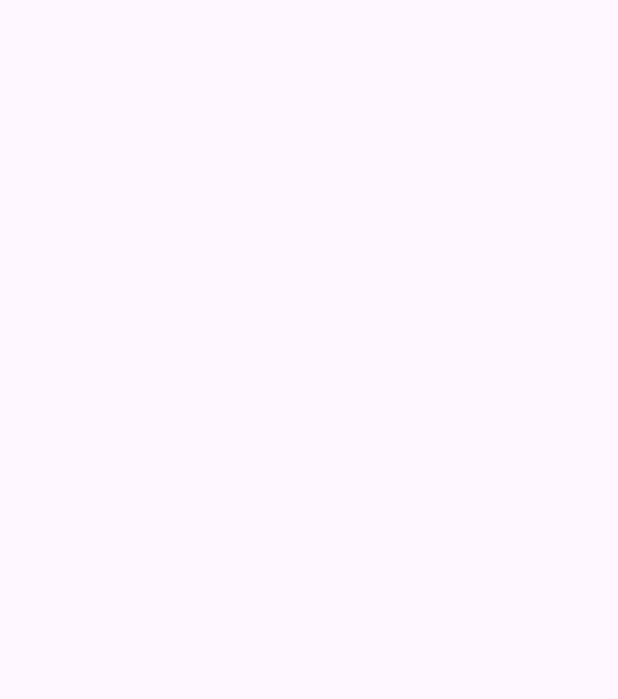
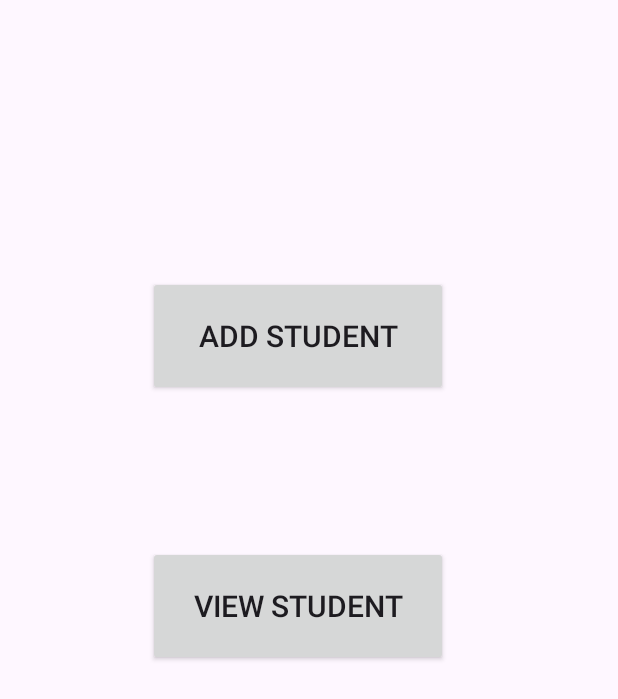
Before and after one commit to seeratfatima19/HifzApp, an Android app: the screen it shows after launch (SelectActionActivity), on a phone screen of 412 x 824 dp. Before the commit the part shown is empty. Shown: the top 699 px of the screen. Run offline under Robolectric (Android 15) with nearby library versions, the phone set to English and light mode, and no system bars.

Commit message:
new commit

```diff
--- a/app/src/main/java/com/example/hifz_app/SelectActionActivity.java
+++ b/app/src/main/java/com/example/hifz_app/SelectActionActivity.java
@@ -1,11 +1,13 @@
 package com.example.hifz_app;
 
 import androidx.appcompat.app.AppCompatActivity;
+import androidx.appcompat.widget.AppCompatButton;
 
 import android.os.Bundle;
 
 public class SelectActionActivity extends AppCompatActivity {
 
+    AppCompatButton viewStudent, addStudent;
     @Override
     protected void onCreate(Bundle savedInstanceState) {
         super.onCreate(savedInstanceState);
--- a/app/src/main/res/layout/activity_select_action.xml
+++ b/app/src/main/res/layout/activity_select_action.xml
@@ -6,4 +6,29 @@
     android:layout_height="match_parent"
     tools:context=".SelectActionActivity">
 
+    <androidx.appcompat.widget.AppCompatButton
+        android:id="@+id/viewStudentBtn"
+        android:layout_width="200dp"
+        android:layout_height="80dp"
+        android:text="View Student"
+        android:textSize="20dp"
+        app:layout_constraintBottom_toBottomOf="parent"
+        app:layout_constraintEnd_toEndOf="parent"
+
+        app:layout_constraintHorizontal_bias="0.466"
+        app:layout_constraintStart_toStartOf="parent"
+        app:layout_constraintTop_toBottomOf="@+id/addStudentBtn"
+        app:layout_constraintVertical_bias="0.209" />
+
+    <androidx.appcompat.widget.AppCompatButton
+        android:id="@+id/addStudentBtn"
+        android:layout_width="200dp"
+        android:layout_height="80dp"
+        android:layout_marginTop="184dp"
+        android:text="Add Student"
+        android:textSize="20dp"
+        app:layout_constraintEnd_toEndOf="parent"
+        app:layout_constraintHorizontal_bias="0.466"
+        app:layout_constraintStart_toStartOf="parent"
+        app:layout_constraintTop_toTopOf="parent" />
 </androidx.constraintlayout.widget.ConstraintLayout>
```
Also changed, not shown: app/src/main/java/data/DBHandler.java (added, +49 -0 lines), app/src/main/java/data/Student.java (added, +134 -0 lines).
